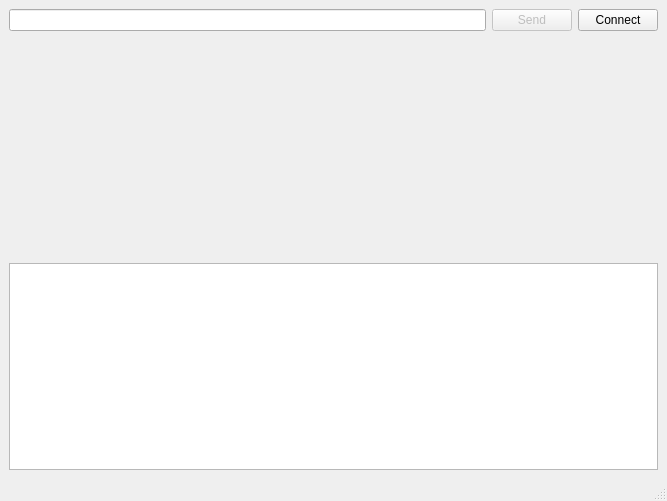
First picture: the form in src/pencil_mob.ui, repository Kracav4ik/pencil_mob, before the edit.
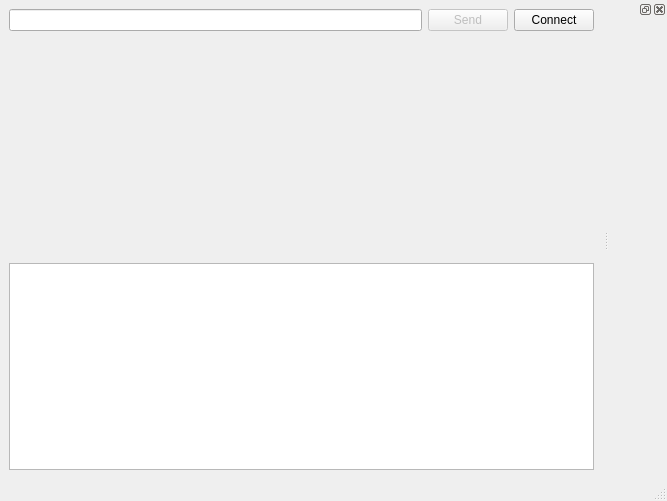
Second picture: the form after the edit. Custom widgets are drawn as their Qt base class.

Commit message: widget stub for color chooser

Diff of the .ui file:
```diff
--- a/src/pencil_mob.ui
+++ b/src/pencil_mob.ui
@@ -76,6 +76,12 @@
    </property>
   </widget>
   <widget class="QStatusBar" name="statusbar"/>
+  <widget class="ColorChooserWidget" name="colorChooser">
+   <attribute name="dockWidgetArea">
+    <number>2</number>
+   </attribute>
+   <widget class="QWidget" name="dockWidgetContents"/>
+  </widget>
  </widget>
  <customwidgets>
   <customwidget>
@@ -84,6 +90,12 @@
    <header>widgets/canvaswidget.h</header>
    <container>1</container>
   </customwidget>
+  <customwidget>
+   <class>ColorChooserWidget</class>
+   <extends>QDockWidget</extends>
+   <header>widgets/colorchooserwidget.h</header>
+   <container>1</container>
+  </customwidget>
  </customwidgets>
  <resources/>
  <connections>
```
The commit also changes 4 other files.
